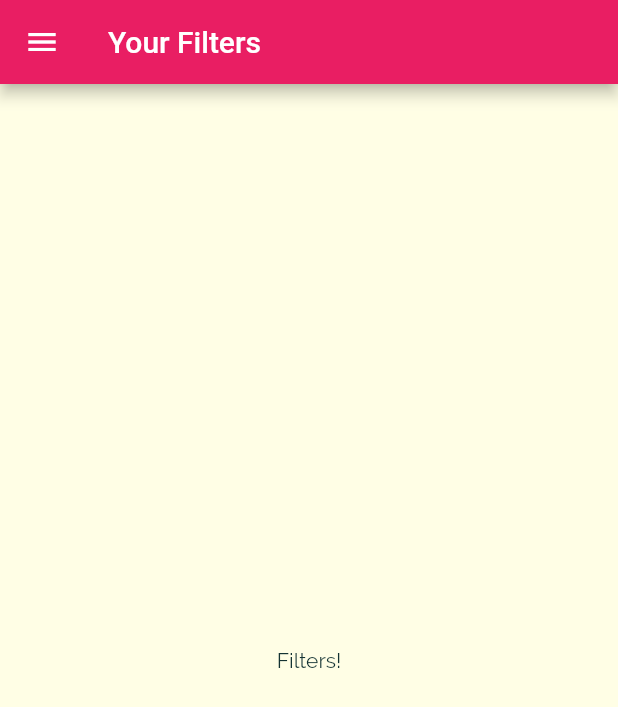
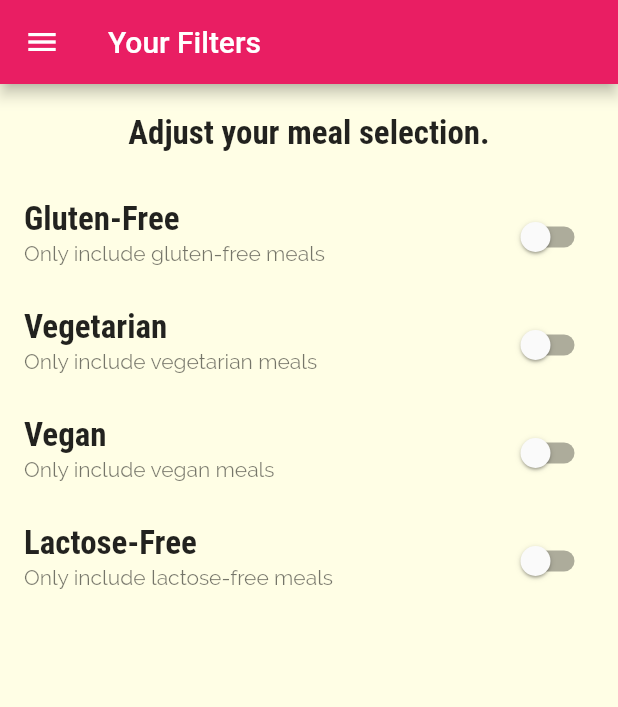
Before and after one commit to OwethuSotomela/meals_app, a Flutter app: the FiltersScreen screen opened by its route, on a phone screen of 412 x 824 dp. Shown: the top 707 px of the screen. Run offline on Flutter 3.47's test engine with Material 2 defaults, Android fonts, the phone set to English and light mode, and no system bars.

Commit message:
Adding filter switches

```diff
--- a/lib/screens/filters_screen.dart
+++ b/lib/screens/filters_screen.dart
@@ -1,8 +1,30 @@
 import 'package:flutter/material.dart';
 import '../widgets/main_drawer.dart';
 
-class FiltersScreen extends StatelessWidget {
+class FiltersScreen extends StatefulWidget {
   static const routeName = '/filters';
+
+  @override
+  State<FiltersScreen> createState() => _FiltersScreenState();
+}
+
+class _FiltersScreenState extends State<FiltersScreen> {
+  bool _glutenFree = false;
+  bool _vegetarian = false;
+  bool _vegan = false;
+  bool _lactoseFree = false;
+
+  Widget _buildSwitchListTile(String title, String description,
+      bool currentValue, Function updateValue) {
+    return SwitchListTile(
+      title: Text(title),
+      value: currentValue,
+      subtitle: Text(
+        description,
+      ),
+      onChanged: updateValue,
+    );
+  }
 
   @override
   Widget build(BuildContext context) {
@@ -11,8 +33,49 @@ class FiltersScreen extends StatelessWidget {
         title: Text('Your Filters'),
       ),
       drawer: MainDrawer(),
-      body: Center(
-        child: Text('Filters!'),
+      body: Column(
+        children: [
+          Container(
+            padding: EdgeInsets.all(20),
+            child: Text(
+              'Adjust your meal selection.',
+              style: Theme.of(context).textTheme.subtitle1,
+            ),
+          ),
+          Expanded(
+            child: ListView(
+              children: [
+                _buildSwitchListTile('Gluten-Free',
+                    'Only include gluten-free meals', _glutenFree, (newValue) {
+                  setState(() {
+                    _glutenFree = newValue;
+                  });
+                }),
+                _buildSwitchListTile(
+                    'Vegetarian', 'Only include vegetarian meals', _vegetarian,
+                    (newValue) {
+                  setState(() {
+                    _vegetarian = newValue;
+                  });
+                }),
+                _buildSwitchListTile(
+                    'Vegan', 'Only include vegan meals', _vegan, (newValue) {
+                  setState(() {
+                    _vegan = newValue;
+                  });
+                }),
+                _buildSwitchListTile(
+                    'Lactose-Free',
+                    'Only include lactose-free meals',
+                    _lactoseFree, (newValue) {
+                  setState(() {
+                    _lactoseFree = newValue;
+                  });
+                })
+              ],
+            ),
+          ),
+        ],
       ),
     );
   }
```
